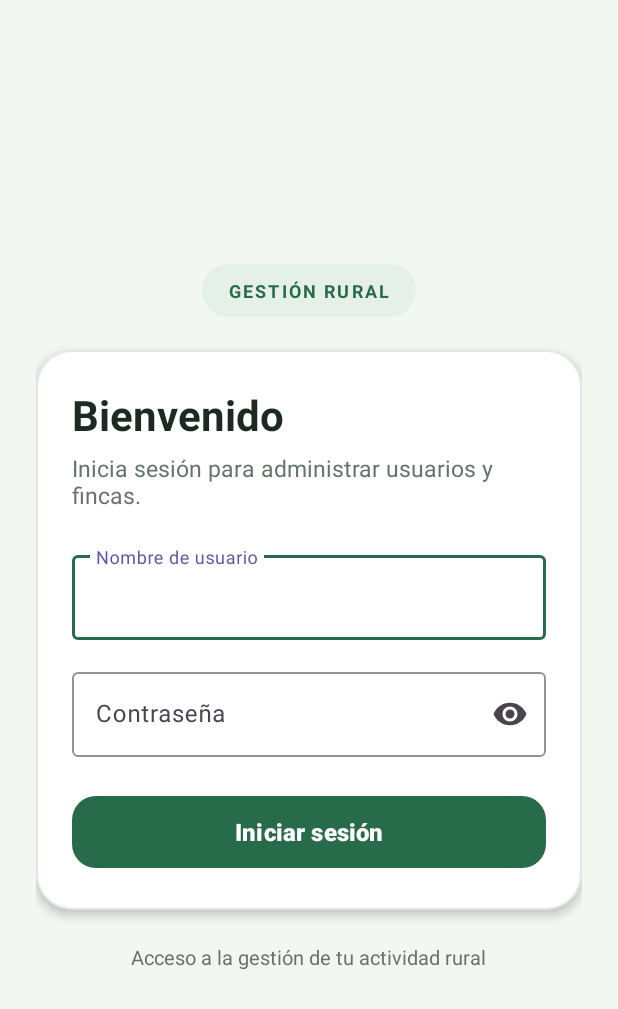
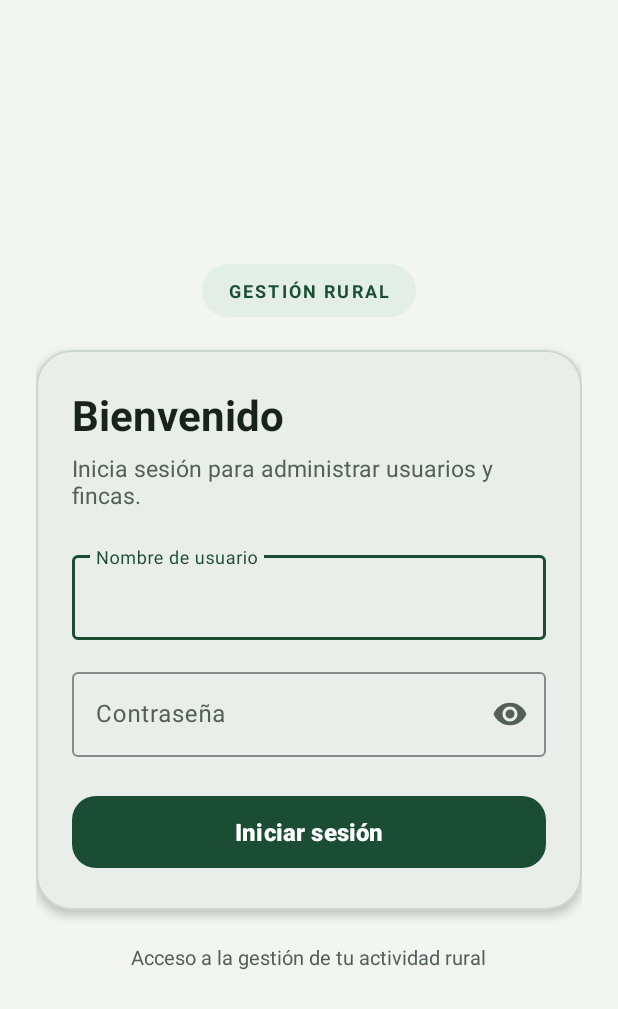
Before and after one commit to CanabalDev/DesarrolloAppsAndroidStudio, an Android app: the screen it shows after launch (MainActivity), on a phone screen of 412 x 824 dp. Shown: the top 1009 px of the screen. Run offline under Robolectric (Android 15) with nearby library versions, the phone set to English and light mode, and no system bars; 1 statement that could not run was skipped.

Commit message:
Ajustes interfaz

```diff
--- a/app/src/main/java/com/example/desarrooapps/MainActivity.java
+++ b/app/src/main/java/com/example/desarrooapps/MainActivity.java
@@ -100,6 +100,9 @@ public class MainActivity extends AppCompatActivity {
                         break;
                     case FARMS_LIST:
                         showSignedInScreen(sessionManager.getUsername());
+                        break;
+                    case DASHBOARD:
+                        showLoginScreen();
                         break;
                     default:
                         setEnabled(false);
@@ -879,11 +882,24 @@ public class MainActivity extends AppCompatActivity {
 
     private void applyWindowInsets() {
         View root = findViewById(R.id.main);
+        int initialLeft = root.getPaddingLeft();
+        int initialTop = root.getPaddingTop();
+        int initialRight = root.getPaddingRight();
+        int initialBottom = root.getPaddingBottom();
         ViewCompat.setOnApplyWindowInsetsListener(root, (view, insets) -> {
-            Insets systemBars = insets.getInsets(WindowInsetsCompat.Type.systemBars());
-            view.setPadding(systemBars.left, systemBars.top, systemBars.right, systemBars.bottom);
+            Insets systemBars = insets.getInsets(
+                    WindowInsetsCompat.Type.systemBars()
+                            | WindowInsetsCompat.Type.displayCutout()
+            );
+            view.setPadding(
+                    initialLeft + systemBars.left,
+                    initialTop + systemBars.top,
+                    initialRight + systemBars.right,
+                    initialBottom + systemBars.bottom
+            );
             return insets;
         });
+        ViewCompat.requestApplyInsets(root);
     }
 
     @Override
--- a/app/src/main/res/drawable/ic_arrow_back.xml
+++ b/app/src/main/res/drawable/ic_arrow_back.xml
@@ -4,6 +4,6 @@
     android:viewportWidth="24"
     android:viewportHeight="24">
     <path
-        android:fillColor="#FF286B4A"
+        android:fillColor="@color/forest_green"
         android:pathData="M20,11H7.83l5.59,-5.59L12,4l-8,8 8,8 1.41,-1.41L7.83,13H20v-2z" />
 </vector>
--- a/app/src/main/res/layout/activity_dashboard.xml
+++ b/app/src/main/res/layout/activity_dashboard.xml
@@ -56,7 +56,7 @@
             android:clickable="true"
             android:focusable="true"
             android:foreground="?attr/selectableItemBackground"
-            app:cardBackgroundColor="@color/white"
+            app:cardBackgroundColor="@color/surface_card"
             app:cardCornerRadius="20dp"
             app:cardElevation="2dp"
             app:rippleColor="@color/badge_green"
@@ -122,7 +122,7 @@
             android:clickable="true"
             android:focusable="true"
             android:foreground="?attr/selectableItemBackground"
-            app:cardBackgroundColor="@color/white"
+            app:cardBackgroundColor="@color/surface_card"
             app:cardCornerRadius="20dp"
             app:cardElevation="2dp"
             app:rippleColor="@color/badge_green"
--- a/app/src/main/res/layout/activity_main.xml
+++ b/app/src/main/res/layout/activity_main.xml
@@ -38,7 +38,7 @@
         <com.google.android.material.card.MaterialCardView
             android:layout_width="match_parent"
             android:layout_height="wrap_content"
-            app:cardBackgroundColor="@color/white"
+            app:cardBackgroundColor="@color/surface_card"
             app:cardCornerRadius="24dp"
             app:cardElevation="4dp"
             app:strokeColor="@color/card_stroke"
--- a/app/src/main/res/layout/activity_section_placeholder.xml
+++ b/app/src/main/res/layout/activity_section_placeholder.xml
@@ -10,7 +10,7 @@
         android:layout_width="0dp"
         android:layout_height="wrap_content"
         android:layout_margin="24dp"
-        app:cardBackgroundColor="@color/white"
+        app:cardBackgroundColor="@color/surface_card"
         app:cardCornerRadius="24dp"
         app:cardElevation="3dp"
         app:layout_constraintBottom_toBottomOf="parent"
--- a/app/src/main/res/layout/item_farm.xml
+++ b/app/src/main/res/layout/item_farm.xml
@@ -6,7 +6,7 @@
     android:layout_marginBottom="10dp"
     android:clickable="true"
     android:focusable="true"
-    app:cardBackgroundColor="@color/white"
+    app:cardBackgroundColor="@color/surface_card"
     app:cardCornerRadius="18dp"
     app:cardElevation="1dp"
     app:rippleColor="@color/badge_green"
--- a/app/src/main/res/layout/item_user.xml
+++ b/app/src/main/res/layout/item_user.xml
@@ -6,7 +6,7 @@
     android:layout_marginBottom="10dp"
     android:clickable="true"
     android:focusable="true"
-    app:cardBackgroundColor="@color/white"
+    app:cardBackgroundColor="@color/surface_card"
     app:cardCornerRadius="18dp"
     app:cardElevation="1dp"
     app:rippleColor="@color/badge_green"
--- /dev/null
+++ b/app/src/main/res/values-night/colors.xml
@@ -0,0 +1,14 @@
+<?xml version="1.0" encoding="utf-8"?>
+<resources>
+    <color name="login_background">#101713</color>
+    <color name="surface_card">#1B251F</color>
+    <color name="surface_variant">#29362E</color>
+    <color name="forest_green">#8DBB9A</color>
+    <color name="badge_green">#26382C</color>
+    <color name="card_stroke">#3B4B40</color>
+    <color name="text_primary">#E5EEE7</color>
+    <color name="text_secondary">#B1BDB4</color>
+    <color name="color_on_primary">#102017</color>
+    <color name="color_on_error">#690005</color>
+    <color name="error_red">#FFB4AB</color>
+</resources>
--- a/app/src/main/res/values-night/themes.xml
+++ b/app/src/main/res/values-night/themes.xml
@@ -1,7 +1,29 @@
 <resources xmlns:tools="http://schemas.android.com/tools">
-    <!-- Base application theme. -->
     <style name="Base.Theme.DesarrooApps" parent="Theme.Material3.DayNight.NoActionBar">
-        <!-- Customize your dark theme here. -->
-        <!-- <item name="colorPrimary">@color/my_dark_primary</item> -->
+        <item name="colorPrimary">@color/forest_green</item>
+        <item name="colorOnPrimary">@color/color_on_primary</item>
+        <item name="colorPrimaryContainer">@color/badge_green</item>
+        <item name="colorOnPrimaryContainer">@color/text_primary</item>
+        <item name="colorSecondary">@color/forest_green</item>
+        <item name="colorOnSecondary">@color/color_on_primary</item>
+        <item name="colorSecondaryContainer">@color/surface_variant</item>
+        <item name="colorOnSecondaryContainer">@color/text_primary</item>
+        <item name="colorTertiary">@color/forest_green</item>
+        <item name="colorOnTertiary">@color/color_on_primary</item>
+        <item name="colorError">@color/error_red</item>
+        <item name="colorOnError">@color/color_on_error</item>
+        <item name="android:colorBackground">@color/login_background</item>
+        <item name="colorOnBackground">@color/text_primary</item>
+        <item name="colorSurface">@color/surface_card</item>
+        <item name="colorOnSurface">@color/text_primary</item>
+        <item name="colorSurfaceVariant">@color/surface_variant</item>
+        <item name="colorOnSurfaceVariant">@color/text_secondary</item>
+        <item name="colorOutline">@color/card_stroke</item>
+        <item name="colorControlActivated">@color/forest_green</item>
+        <item name="android:colorAccent">@color/forest_green</item>
+        <item name="android:statusBarColor">@color/login_background</item>
+        <item name="android:navigationBarColor">@color/login_background</item>
+        <item name="android:windowLightStatusBar">false</item>
+        <item name="android:windowLightNavigationBar">false</item>
     </style>
 </resources>
--- a/app/src/main/res/values/colors.xml
+++ b/app/src/main/res/values/colors.xml
@@ -2,11 +2,15 @@
 <resources>
     <color name="black">#FF000000</color>
     <color name="white">#FFFFFFFF</color>
-    <color name="login_background">#F3F7F2</color>
-    <color name="forest_green">#286B4A</color>
-    <color name="badge_green">#E5F1E8</color>
-    <color name="card_stroke">#E0E9E1</color>
-    <color name="text_primary">#1D2A22</color>
-    <color name="text_secondary">#66736A</color>
+    <color name="login_background">#F2F5F2</color>
+    <color name="surface_card">#FFFFFF</color>
+    <color name="surface_variant">#E8EEE9</color>
+    <color name="forest_green">#1B4D35</color>
+    <color name="badge_green">#E3EEE6</color>
+    <color name="card_stroke">#CBD6CE</color>
+    <color name="text_primary">#17231B</color>
+    <color name="text_secondary">#526057</color>
+    <color name="color_on_primary">#FFFFFFFF</color>
+    <color name="color_on_error">#FFFFFFFF</color>
     <color name="error_red">#B3261E</color>
 </resources>
--- a/app/src/main/res/values/themes.xml
+++ b/app/src/main/res/values/themes.xml
@@ -1,8 +1,30 @@
 <resources xmlns:tools="http://schemas.android.com/tools">
-    <!-- Base application theme. -->
     <style name="Base.Theme.DesarrooApps" parent="Theme.Material3.DayNight.NoActionBar">
-        <!-- Customize your light theme here. -->
-        <!-- <item name="colorPrimary">@color/my_light_primary</item> -->
+        <item name="colorPrimary">@color/forest_green</item>
+        <item name="colorOnPrimary">@color/color_on_primary</item>
+        <item name="colorPrimaryContainer">@color/badge_green</item>
+        <item name="colorOnPrimaryContainer">@color/text_primary</item>
+        <item name="colorSecondary">@color/forest_green</item>
+        <item name="colorOnSecondary">@color/color_on_primary</item>
+        <item name="colorSecondaryContainer">@color/surface_variant</item>
+        <item name="colorOnSecondaryContainer">@color/text_primary</item>
+        <item name="colorTertiary">@color/forest_green</item>
+        <item name="colorOnTertiary">@color/color_on_primary</item>
+        <item name="colorError">@color/error_red</item>
+        <item name="colorOnError">@color/color_on_error</item>
+        <item name="android:colorBackground">@color/login_background</item>
+        <item name="colorOnBackground">@color/text_primary</item>
+        <item name="colorSurface">@color/surface_card</item>
+        <item name="colorOnSurface">@color/text_primary</item>
+        <item name="colorSurfaceVariant">@color/surface_variant</item>
+        <item name="colorOnSurfaceVariant">@color/text_secondary</item>
+        <item name="colorOutline">@color/card_stroke</item>
+        <item name="colorControlActivated">@color/forest_green</item>
+        <item name="android:colorAccent">@color/forest_green</item>
+        <item name="android:statusBarColor">@color/login_background</item>
+        <item name="android:navigationBarColor">@color/login_background</item>
+        <item name="android:windowLightStatusBar">true</item>
+        <item name="android:windowLightNavigationBar">true</item>
     </style>
 
     <style name="Theme.DesarrooApps" parent="Base.Theme.DesarrooApps" />
```
Also changed, not shown: app/src/main/java/com/example/desarrooapps/FarmAreaMath.java (added, +42 -0 lines), app/src/main/java/com/example/desarrooapps/FarmFormActivity.java (+15 -2 lines), 3 other files.
